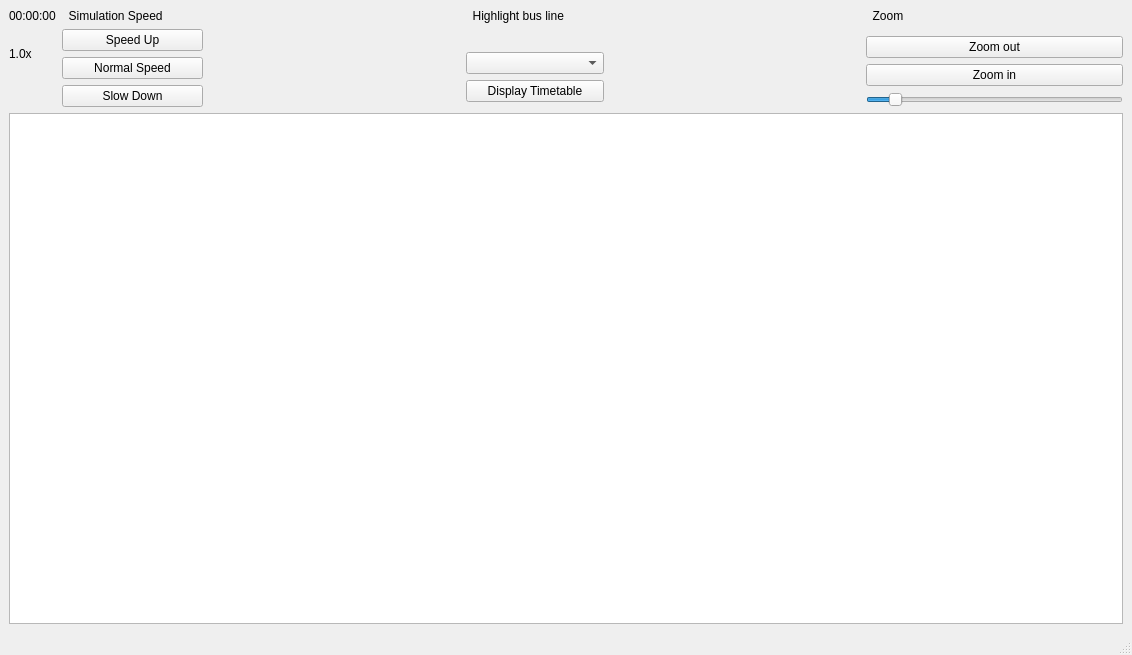
The window that mainwindow.ui (expers-vis/ICP) describes before a commit, drawn with Qt 5.
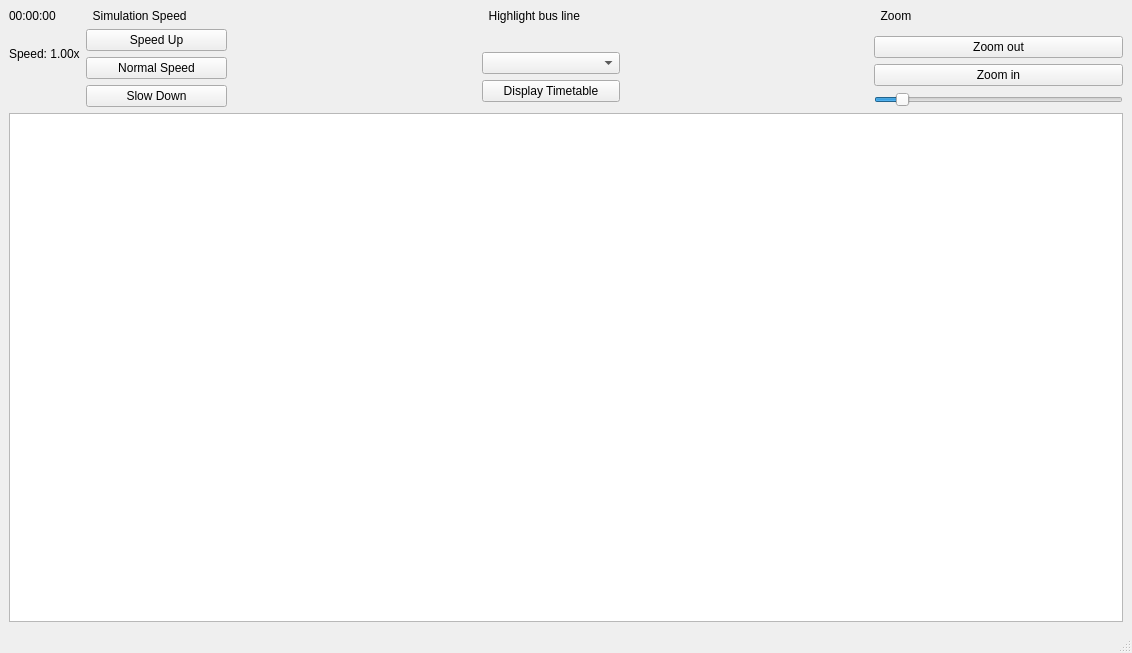
The same window after the commit.

Commit message: niečo nove

Diff of the .ui file:
```diff
--- a/mainwindow.ui
+++ b/mainwindow.ui
@@ -7,7 +7,7 @@
     <x>0</x>
     <y>0</y>
     <width>1132</width>
-    <height>655</height>
+    <height>653</height>
    </rect>
   </property>
   <property name="windowTitle">
@@ -38,7 +38,7 @@
         <item>
          <widget class="QLabel" name="timeSpeedlabel">
           <property name="text">
-           <string>1.0x</string>
+           <string>Speed: 1.00x</string>
           </property>
          </widget>
         </item>
@@ -191,6 +191,12 @@
         </item>
         <item>
          <widget class="QPushButton" name="zoomoutbtn">
+          <property name="sizePolicy">
+           <sizepolicy hsizetype="Minimum" vsizetype="Fixed">
+            <horstretch>0</horstretch>
+            <verstretch>0</verstretch>
+           </sizepolicy>
+          </property>
           <property name="text">
            <string>Zoom out</string>
           </property>
```
Left out of the diff: 3 changed lines with no effect on the pictures. The commit also changes 2 other files.
